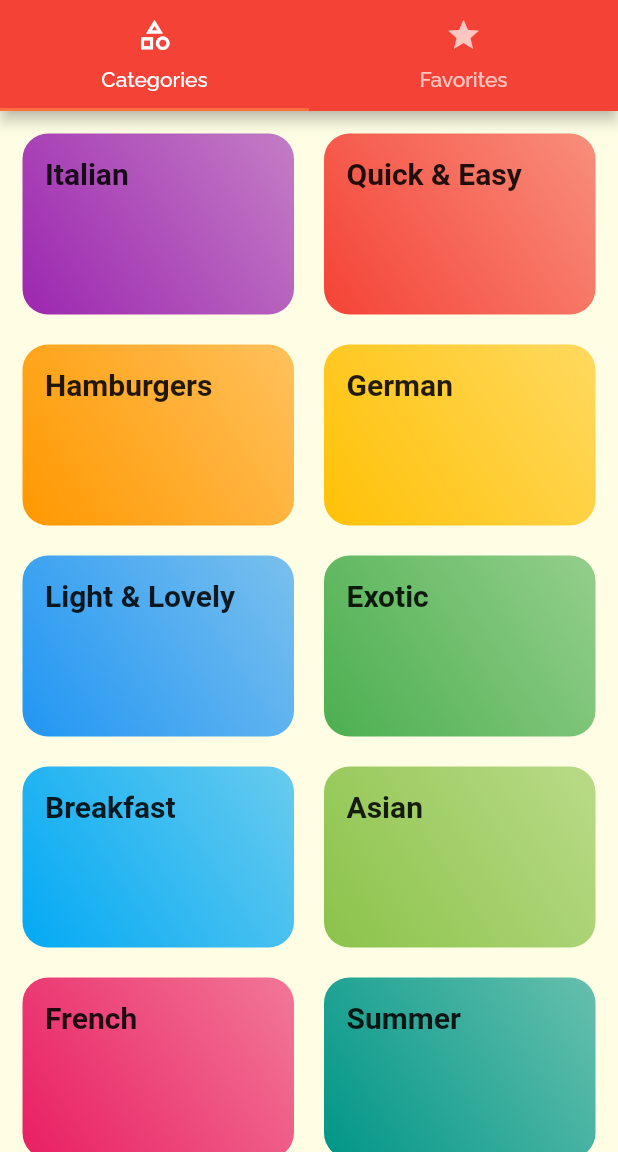
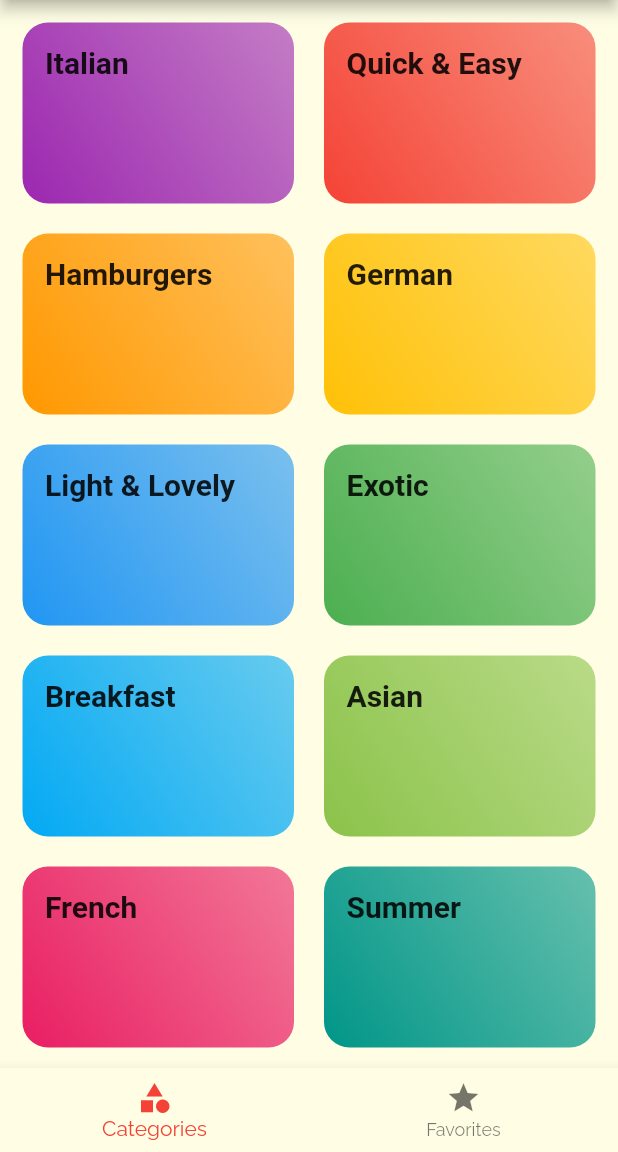
Before and after one commit to Khan-06/meals_app, a Flutter app: the screen it shows after launch, on a phone screen of 412 x 824 dp, the part 84-1236 px from its top. Run offline on Flutter 3.47's test engine with Material 2 defaults, Android fonts, the phone set to English and light mode, and no system bars; Roboto replaces fonts that are missing (RobotoCondensed).

Commit message:
Adding bottom tapBar!

```diff
--- a/lib/main.dart
+++ b/lib/main.dart
@@ -3,7 +3,8 @@ import 'package:flutter/material.dart';
 import './screens/Category_Screen.dart';
 import './screens/category_meals_screen.dart';
 import './screens/meal_details_screen.dart';
-import './screens/tabs_screen.dart';
+//import './screens/tabs_screen.dart';
+import './screens/tabs_screen_2.dart';
 
 void main() {
   runApp(const MyApp());
--- /dev/null
+++ b/lib/screens/tabs_screen_2.dart
@@ -0,0 +1,40 @@
+import 'package:flutter/material.dart';
+
+import './Category_Screen.dart';
+import './favorite_screen.dart';
+
+class TabsScreen extends StatefulWidget {
+  const TabsScreen({Key? key}) : super(key: key);
+
+  @override
+  State<TabsScreen> createState() => _TabsScreenState();
+}
+
+class _TabsScreenState extends State<TabsScreen> {
+  List<Widget> _pages = [
+    CategoriesScreen(),
+    FavoritesScreen()
+  ];
+
+  int _selectedPageIndex = 0;
+  void _selectPage (int index){
+    setState(() {
+      _selectedPageIndex = index;
+    });
+  }
+  @override
+  Widget build(BuildContext context) {
+    return Scaffold(
+      appBar: AppBar(
+        title: const Text('DeliMeals'),
+      ),
+      body: _pages[_selectedPageIndex],
+      bottomNavigationBar: BottomNavigationBar(
+        onTap: _selectPage,
+        items: const [
+        BottomNavigationBarItem(icon: Icon(Icons.category), label: 'Categories'),
+        BottomNavigationBarItem(icon: Icon(Icons.star), label: 'Favorites')
+      ],),
+    );
+  }
+}
```
